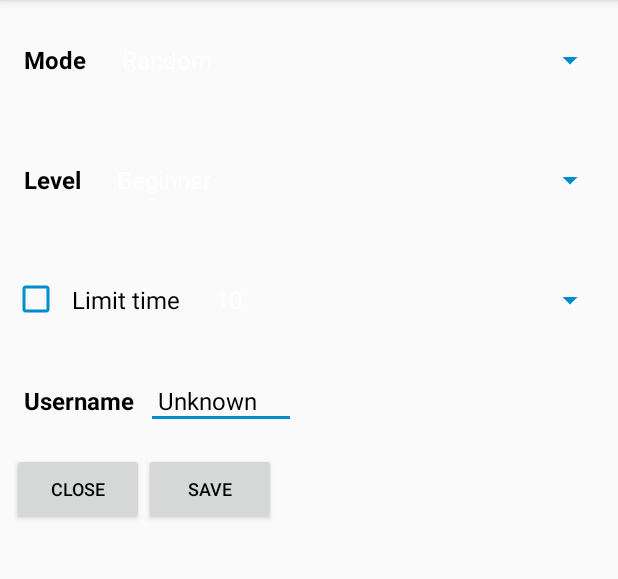
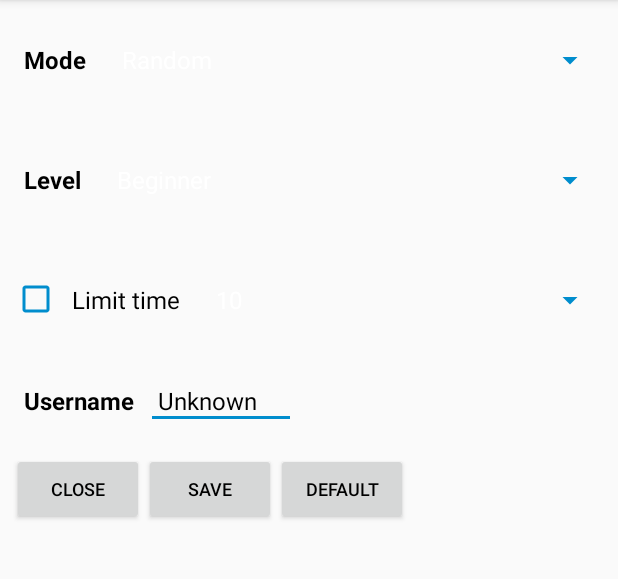
Before and after one commit to wonsang/CalculusQuiz, an Android app: the SettingActivity screen opened directly, with no data from a screen before it, on a phone screen of 412 x 824 dp, the part 84-663 px from its top. Run offline under Robolectric (Android 15) with nearby library versions, the phone set to English and light mode, and no system bars.

Commit message:
Added default setting

```diff
--- a/src/app/src/main/java/com/wy/calculus/SettingActivity.java
+++ b/src/app/src/main/java/com/wy/calculus/SettingActivity.java
@@ -33,6 +33,7 @@ public class SettingActivity extends Activity {
 	private EditText useredit;
 	private Button button_close;
 	private Button button_save;
+	private Button button_default;
 
 	private double mode = 0;
 	private double level = 0;
@@ -70,6 +71,7 @@ public class SettingActivity extends Activity {
 		useredit = (EditText) findViewById(R.id.useredit);
 		button_close = (Button) findViewById(R.id.button_close);
 		button_save = (Button) findViewById(R.id.button_save);
+		button_default = (Button) findViewById(R.id.button_default);
 
 		config = getSharedPreferences("config", Activity.MODE_PRIVATE);
 
@@ -98,6 +100,16 @@ public class SettingActivity extends Activity {
 				config.edit().putString("username", useredit.getText().toString()).commit();
 				mainintent.setClass(getApplicationContext(), MainActivity.class);
 				startActivity(mainintent);
+			}
+		});
+		button_default.setOnClickListener(new View.OnClickListener() {
+			@Override
+			public void onClick(View _v) {
+				spinner_mode.setSelection((int)(0));
+				spinner_level.setSelection((int)(1));
+				spinner_maxtime.setSelection((int)(1));
+				checkbox_timelimit.setChecked(false);
+				useredit.setText("Unknown");
 			}
 		});
 
--- a/src/app/src/main/res/layout/setting.xml
+++ b/src/app/src/main/res/layout/setting.xml
@@ -132,5 +132,14 @@
 			android:textSize="12sp"
 			android:textColor="#000000"
 			/>
+		<Button
+			android:id="@+id/button_default"
+			android:layout_width="wrap_content"
+			android:layout_height="wrap_content"
+			android:padding="8dp"
+			android:text="Default"
+			android:textSize="12sp"
+			android:textColor="#000000"
+			/>
 	</LinearLayout>
 </LinearLayout>
```
Also changed, not shown: 1 other file.
